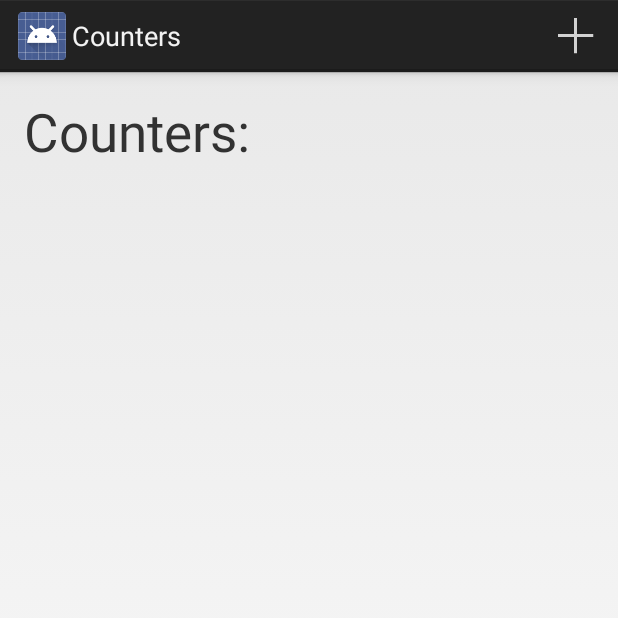
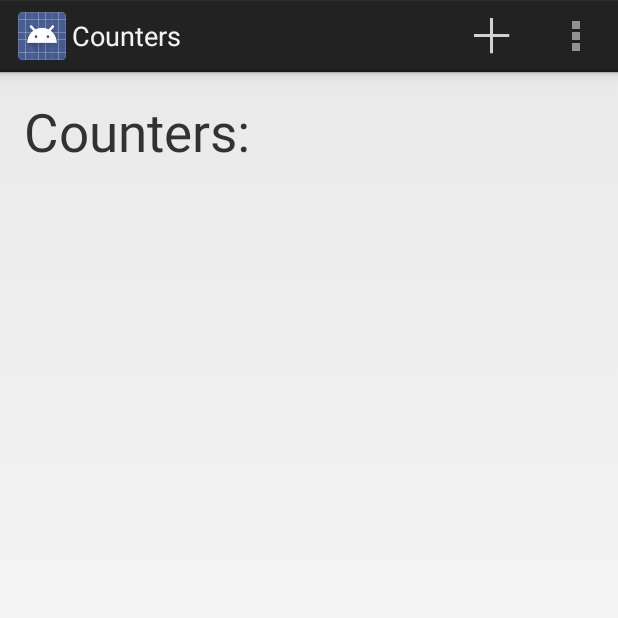
Before and after one commit to Valdisk92/Counters, an Android app: the screen it shows after launch (MainActivity), on a phone screen of 412 x 824 dp, the top half of it. Run offline under Robolectric (Android 15) with nearby library versions, the phone set to English and light mode, and no system bars.

Commit message:
Добавил возможность очистки базы данных.

```diff
--- a/app/src/main/res/menu/main.xml
+++ b/app/src/main/res/menu/main.xml
@@ -6,4 +6,9 @@
         android:orderInCategory="1"
         android:showAsAction="ifRoom"
         android:icon="@drawable/ic_action_new"/>
+
+    <item android:id="@+id/action_clear_db"
+        android:title="@string/action_clear_db_title"
+        android:showAsAction="never"
+        android:orderInCategory="2"/>
 </menu>
--- a/app/src/main/res/values/strings.xml
+++ b/app/src/main/res/values/strings.xml
@@ -6,5 +6,6 @@
     <string name="action_settings">Settings</string>
     <string name="action_add_counter_label">Add</string>
     <string name="title_activity_add_counter">AddCounterActivity</string>
+    <string name="action_clear_db_title">Clear DB</string>
 
 </resources>
```
Also changed, not shown: app/src/main/java/com/korostel/counters/MainActivity.java (+9 -0 lines), app/src/main/java/com/korostel/counters/data/DB.java (+7 -0 lines), 1 other file.
